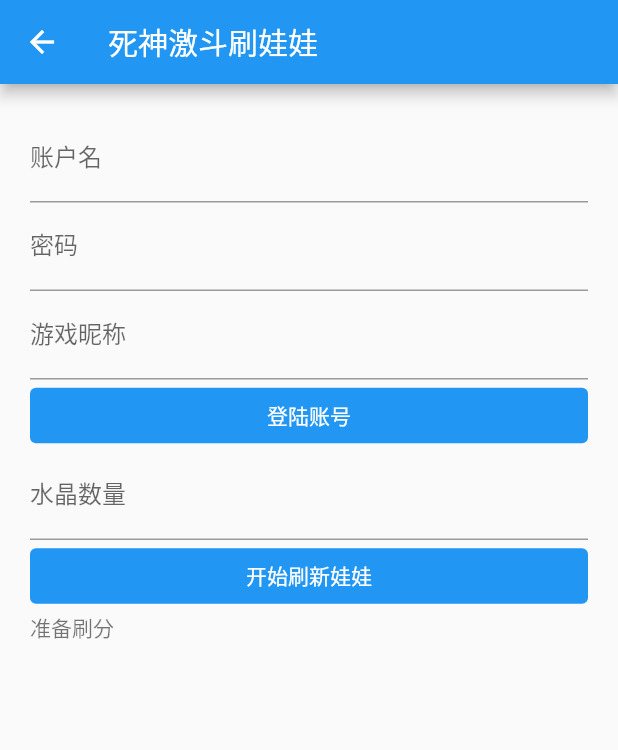
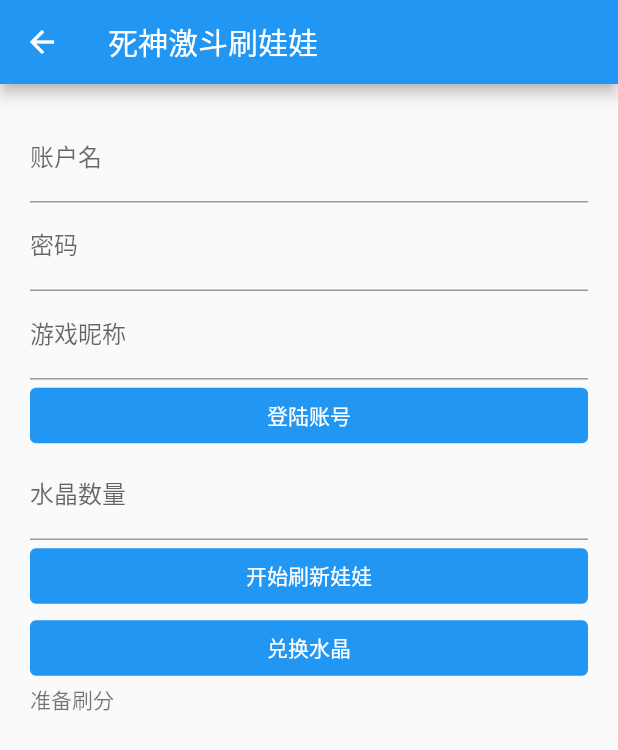
Before and after one commit to openboy2012/Flutter, a Flutter app: the BLGetDollPage screen opened directly, on a phone screen of 412 x 824 dp. Shown: the top 750 px of the screen. Run offline on Flutter 3.47's test engine with Material 2 defaults, Android fonts, the phone set to English and light mode, and no system bars; our stand-ins replace dio.

Commit message:
提交代码

```diff
--- a/flutter_app/lib/APIs/BLApi.dart
+++ b/flutter_app/lib/APIs/BLApi.dart
@@ -13,16 +13,17 @@ class BLApi {
   static const String BL_SERVER_LIST = "/player/getServerList";
   ///获取游戏角色的积分内容
   static const String BL_GET_POINT = "/playerItem/getPoint";
-  ///刷娃娃
+  ///获取娃娃接口
   static const String BL_GET_DOLL = "/playerItem/getGashapon";
-  ///获取娃娃数据
+  ///获取已经获得的娃娃数据接口
   static const String BL_USER_DOLL_INFO = "/playerItem/getItemInfo";
+  ///兑换娃娃接口
+  static const String BL_GET_CRYSTAL = "/playerItem/exchangeItem";
 
   ///转盘
   static const String BLZP_BASE_URL = "https://h5-bl2-https.mobage.cn/bl2dailydraw/";
-
+  ///微信openId
   static const String BLZP_WX_OPEN_ID = "oDRfo0ZtRcduE4TUI55x6PFE_QOQ";
-
   ///登陆API
   static const String BLZP_USER_LOGIN = "/sys/login";
   ///账号下的角色列表
@@ -33,6 +34,6 @@ class BLApi {
   static const String BLZP_USER_LOGOUT = "/sys/logout";
   ///获取游戏角色的积分内容
   static const String BLZP_GET_CHAGNE = "/draw/getChance";
-  ///刷娃娃
+  ///转盘使用
   static const String BLZP_USE_CHNAGE = "/draw/dailyDraw";
 }
--- a/flutter_app/lib/BLGetDollPage.dart
+++ b/flutter_app/lib/BLGetDollPage.dart
@@ -248,10 +248,67 @@ class _BLGetDollPage extends State<BLGetDollPage> {
     while (needContinue);
   }
 
+  void exchangeCrystalAction () async
+  {
+    var blItemInfoResp = this.loginResp;
+    BLItemInfo lastInfo = blItemInfoResp.itemInfo;
+    if (_crystalNumber == 0)
+    {
+      blPrintTextView("请输入数量");
+      return;
+    }
+
+    for (int i = 0; i < _crystalNumber; i++)
+    {
+      Response responseGetCrystal = await this.dio.post(BLApi.BL_GET_CRYSTAL, data:{"type":3});
+      blItemInfoResp = BLItemInfoResp.fromGetDollJson(responseGetCrystal.data);
+      if (blItemInfoResp.code == 0)
+      {
+        BLItemInfo lastInfo = blItemInfoResp.itemInfo;
+        blPrintTextView("兑换一个水晶成功，[积分:" + lastInfo.point.toString() +
+            " 蓝染娃娃数量:" + lastInfo.dolllr.toString() +
+            " 白哉娃娃数量:" + lastInfo.dollbz.toString() + "]"
+        );
+      }
+      else {
+        blPrintTextView("兑换一个水晶失败，消息:" + blItemInfoResp.msg);
+        break;
+      }
+    }
+  }
+
   TextButton loginFlatButton(){
     return TextButton(
       onPressed: blLoginAction,
       child: Text("登陆账号"),
+      style: ButtonStyle(
+        ///更优美的方式来设置
+        foregroundColor: MaterialStateProperty.resolveWith((states) {
+          if (states.contains(MaterialState.pressed)) {
+            //按下时的颜色
+            return Colors.red;
+          }
+          //默认状态使用灰色
+          return Colors.white;
+        },
+        ),
+        ///背景颜色
+        backgroundColor: MaterialStateProperty.resolveWith((states) {
+          //设置按下时的背景颜色
+          if (states.contains(MaterialState.pressed)) {
+            return Colors.purple[200];
+          }
+          //默认不使用背景颜色
+          return Colors.blue;
+        }),
+      ),
+    );
+  }
+
+  TextButton getCrystalFlatButton(){
+    return TextButton(
+      onPressed: exchangeCrystalAction,
+      child: Text("兑换水晶"),
       style: ButtonStyle(
         ///更优美的方式来设置
         foregroundColor: MaterialStateProperty.resolveWith((states) {
@@ -344,6 +401,7 @@ class _BLGetDollPage extends State<BLGetDollPage> {
           decoration:
           InputDecoration(labelText: '水晶数量'),),
         getDollFlatButton(),
+        getCrystalFlatButton(),
         Text(_printText, style: TextStyle(color: Colors.black54),),
       ],
     );
```
Also changed, not shown: flutter_app/lib/SecondPage.dart (+6 -5 lines).
